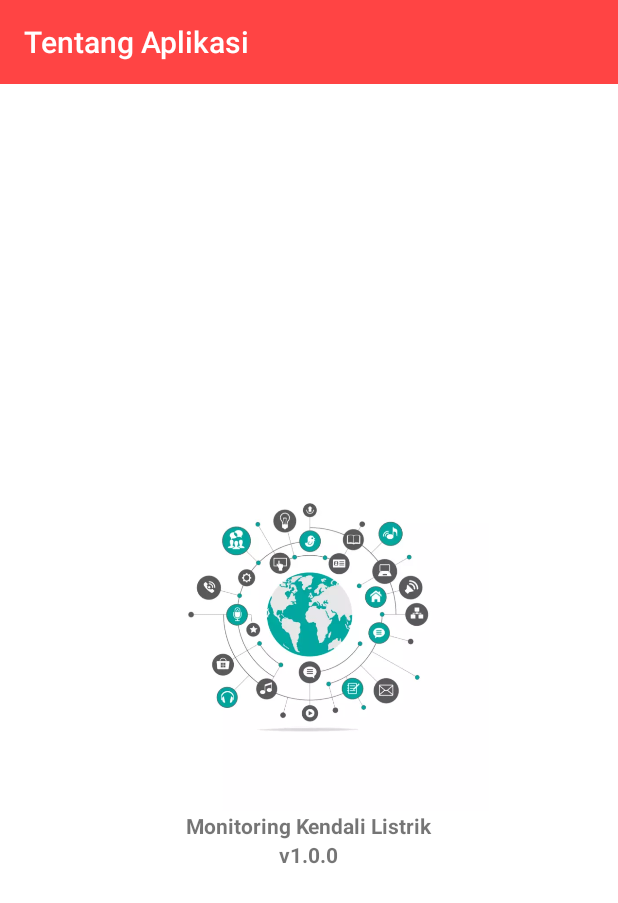
After one commit to if-alan/Mqtt-Android, an Android app: the fragment AboutFragment shown on its own in the app's theme, on a phone screen of 412 x 824 dp. The commit adds this screen. Shown: the top 903 px of the screen. Run offline under Robolectric (Android 15) with nearby library versions, the phone set to English and light mode, and no system bars; 3 statements that could not run were skipped.

Commit message:
About App Page & Preparation from Opening Audio

```diff
--- /dev/null
+++ b/app/src/main/java/com/monitoring/kendali/listrik/fragment/AboutFragment.java
@@ -0,0 +1,52 @@
+package com.monitoring.kendali.listrik.fragment;
+
+import android.os.Bundle;
+import android.support.annotation.Nullable;
+import android.support.v4.app.Fragment;
+import android.support.v7.widget.Toolbar;
+import android.view.LayoutInflater;
+import android.view.View;
+import android.view.ViewGroup;
+
+import com.monitoring.kendali.listrik.MainActivity;
+import com.monitoring.kendali.listrik.R;
+
+public class AboutFragment extends Fragment {
+    Toolbar toolbar;
+
+    @Override
+    public View onCreateView(LayoutInflater inflater, ViewGroup container,
+                             Bundle savedInstanceState) {
+        View view = inflater.inflate(R.layout.fragment_about, container, false);
+        setHasOptionsMenu(true);
+
+        setContent(view);
+
+        return view;
+    }
+
+    private void setContent(View view) {
+        toolbar = view.findViewById(R.id.toolbar);
+    }
+
+    @Override
+    public void onActivityCreated(@Nullable Bundle savedInstanceState) {
+        super.onActivityCreated(savedInstanceState);
+
+        setToolbar();
+    }
+
+    private void setToolbar() {
+        ((MainActivity) getActivity()).setSupportActionBar(toolbar);
+
+        ((MainActivity) getActivity()).getSupportActionBar().setDisplayHomeAsUpEnabled(true);
+        ((MainActivity) getActivity()).getSupportActionBar().setDisplayShowHomeEnabled(true);
+
+        toolbar.setNavigationOnClickListener(new View.OnClickListener() {
+            @Override
+            public void onClick(View view) {
+                getFragmentManager().popBackStack();
+            }
+        });
+    }
+}
--- /dev/null
+++ b/app/src/main/res/drawable/ic_outline_info_24.xml
@@ -0,0 +1,5 @@
+<vector android:height="24dp" android:tint="#FFFFFF"
+    android:viewportHeight="24" android:viewportWidth="24"
+    android:width="24dp" xmlns:android="http://schemas.android.com/apk/res/android">
+    <path android:fillColor="@android:color/white" android:pathData="M11,7h2v2h-2zM11,11h2v6h-2zM12,2C6.48,2 2,6.48 2,12s4.48,10 10,10 10,-4.48 10,-10S17.52,2 12,2zM12,20c-4.41,0 -8,-3.59 -8,-8s3.59,-8 8,-8 8,3.59 8,8 -3.59,8 -8,8z"/>
+</vector>
--- /dev/null
+++ b/app/src/main/res/layout/fragment_about.xml
@@ -0,0 +1,58 @@
+<?xml version="1.0" encoding="utf-8"?>
+<android.support.constraint.ConstraintLayout xmlns:android="http://schemas.android.com/apk/res/android"
+    xmlns:app="http://schemas.android.com/apk/res-auto"
+    xmlns:tools="http://schemas.android.com/tools"
+    android:layout_width="match_parent"
+    android:layout_height="match_parent"
+    android:background="@android:color/white"
+    tools:context=".fragment.EnergyFragment">
+
+    <android.support.v7.widget.Toolbar
+        android:id="@+id/toolbar"
+        android:layout_width="match_parent"
+        android:layout_height="?android:actionBarSize"
+        android:background="@android:color/holo_red_light"
+        app:layout_constraintLeft_toLeftOf="parent"
+        app:layout_constraintRight_toRightOf="parent"
+        app:layout_constraintTop_toTopOf="parent"
+        app:title="@string/about_app"
+        app:titleTextColor="@android:color/white" />
+
+    <LinearLayout
+        android:layout_width="match_parent"
+        android:layout_height="wrap_content"
+        android:orientation="vertical"
+        app:layout_constraintBottom_toBottomOf="parent"
+        app:layout_constraintTop_toBottomOf="@id/toolbar">
+
+        <ImageView
+            android:layout_width="240dp"
+            android:layout_height="240dp"
+            android:layout_gravity="center"
+            android:fitsSystemWindows="true"
+            android:src="@drawable/icon" />
+
+        <TextView
+            android:layout_width="wrap_content"
+            android:layout_height="wrap_content"
+            android:layout_gravity="center"
+            android:layout_marginStart="30dp"
+            android:layout_marginEnd="30dp"
+            android:lineSpacingExtra="8sp"
+            android:text="@string/app_name"
+            android:textSize="14sp"
+            android:textStyle="bold" />
+
+        <TextView
+            android:layout_width="wrap_content"
+            android:layout_height="wrap_content"
+            android:layout_gravity="center"
+            android:layout_marginStart="30dp"
+            android:layout_marginEnd="30dp"
+            android:gravity="center"
+            android:lineSpacingExtra="8sp"
+            android:text="v1.0.0"
+            android:textSize="14sp"
+            android:textStyle="bold" />
+    </LinearLayout>
+</android.support.constraint.ConstraintLayout>
--- a/app/src/main/res/layout/fragment_list_energy.xml
+++ b/app/src/main/res/layout/fragment_list_energy.xml
@@ -9,12 +9,12 @@
     <android.support.v7.widget.Toolbar
         android:id="@+id/toolbar"
         android:layout_width="match_parent"
-        app:title="Daftar Ruangan"
         android:layout_height="?android:actionBarSize"
         android:background="@android:color/holo_red_light"
         app:layout_constraintLeft_toLeftOf="parent"
         app:layout_constraintRight_toRightOf="parent"
         app:layout_constraintTop_toTopOf="parent"
+        app:title="Daftar Ruangan"
         app:titleTextColor="@android:color/white" />
 
     <android.support.v7.widget.RecyclerView
@@ -23,6 +23,7 @@
         android:layout_height="wrap_content"
         app:layout_constraintLeft_toLeftOf="parent"
         app:layout_constraintRight_toRightOf="parent"
-        app:layout_constraintTop_toBottomOf="@id/toolbar" />
+        app:layout_constraintTop_toBottomOf="@id/toolbar"
+        tools:listitem="@layout/item_power" />
 
 </android.support.constraint.ConstraintLayout>
--- a/app/src/main/res/layout/fragment_report.xml
+++ b/app/src/main/res/layout/fragment_report.xml
@@ -73,6 +73,7 @@
         android:layout_width="match_parent"
         android:layout_height="0dp"
         app:layout_constraintBottom_toBottomOf="parent"
-        app:layout_constraintTop_toBottomOf="@id/guideline" />
+        app:layout_constraintTop_toBottomOf="@id/guideline"
+        tools:listitem="@layout/item_report" />
 
 </android.support.constraint.ConstraintLayout>
--- a/app/src/main/res/menu/menu_content.xml
+++ b/app/src/main/res/menu/menu_content.xml
@@ -1,9 +1,11 @@
 <?xml version="1.0" encoding="utf-8"?>
 <menu xmlns:android="http://schemas.android.com/apk/res/android">
 
+    <item
+        android:id="@+id/ic_about"
+        android:title="Tentang Aplikasi" />
 
     <item
         android:id="@+id/ic_settings"
         android:title="Disconnect" />
-
 </menu>
--- a/app/src/main/res/values/strings.xml
+++ b/app/src/main/res/values/strings.xml
@@ -5,6 +5,7 @@
     <string name="power">Daya: %1$s W</string>
     <string name="energy">Energy: %1$s Wh</string>
     <string name="energy_total">Dengan total pemakaian %1$s Kwh\npada bulan Juli</string>
+    <string name="about_app">Tentang Aplikasi</string>
 
     <!-- TODO: Remove or change this placeholder text -->
     <string name="hello_blank_fragment">Hello blank fragment</string>
```
Also changed, not shown: app/src/main/java/com/monitoring/kendali/listrik/fragment/HomeFragment.java (+17 -3 lines), app/src/main/java/com/monitoring/kendali/listrik/fragment/ListEnergyFragment.java (+7 -3 lines), app/src/main/res/drawable-anydpi/ic_disconnect.xml (deleted, +0 -10 lines), app/src/main/res/drawable-hdpi/ic_disconnect.png (deleted), app/src/main/res/drawable-mdpi/ic_disconnect.png (deleted), app/src/main/res/drawable-xhdpi/ic_disconnect.png (deleted), app/src/main/res/drawable-xxhdpi/ic_disconnect.png (deleted), app/src/main/res/drawable/icon.png (deleted), app/src/main/res/drawable/icon.webp (added).
